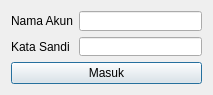
AyahnaSyahid/LazyMins, file src/ui/files/loginform.ui: the form before one commit.
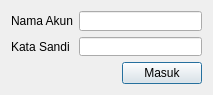
The form after the commit.

Diff of the .ui file:
```diff
--- a/src/ui/files/loginform.ui
+++ b/src/ui/files/loginform.ui
@@ -54,7 +54,7 @@
      </item>
     </layout>
    </item>
-   <item>
+   <item alignment="Qt::AlignRight">
     <widget class="QPushButton" name="pushButton">
      <property name="text">
       <string>Masuk</string>
```
Left out of the diff: 2 changed lines with no effect on the pictures.
